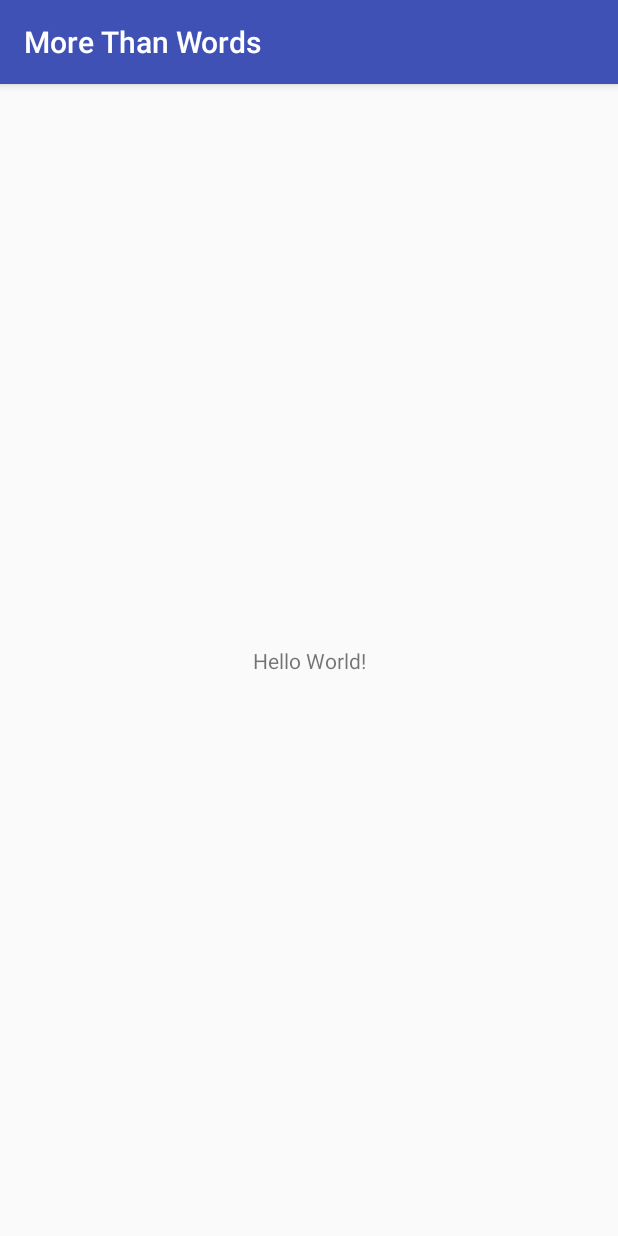
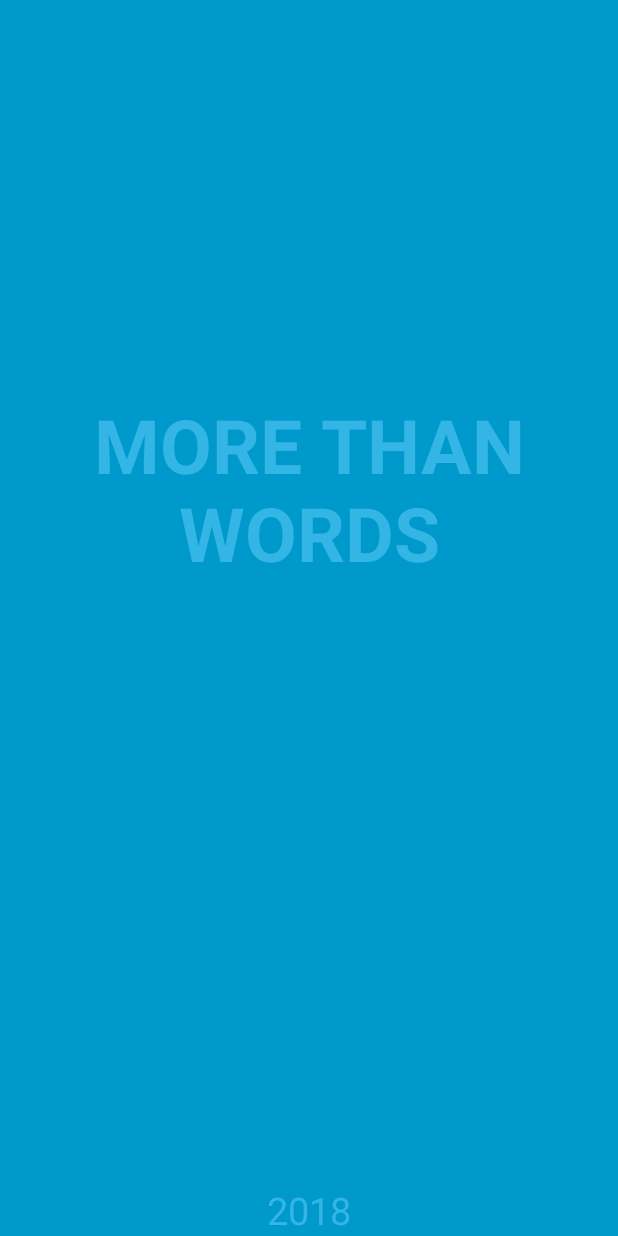
Before and after one commit to john-bartu/flashcards-biology, an Android app: the screen it shows after launch (MenuActivity), on a phone screen of 412 x 824 dp. Run offline under Robolectric (Android 15) with nearby library versions, the light colour scheme and no system bars.

Commit message:
Application Theme Set Up Main Activity

```diff
--- a/app/src/main/AndroidManifest.xml
+++ b/app/src/main/AndroidManifest.xml
@@ -1,6 +1,7 @@
 <?xml version="1.0" encoding="utf-8"?>
 <manifest xmlns:android="http://schemas.android.com/apk/res/android"
     package="pl.janbartula.morethanwords">
+    android:theme="@style/AppTheme">
 
     <application
         android:allowBackup="true"
--- a/app/src/main/res/layout/activity_menu.xml
+++ b/app/src/main/res/layout/activity_menu.xml
@@ -1,18 +1,61 @@
 <?xml version="1.0" encoding="utf-8"?>
-<android.support.constraint.ConstraintLayout xmlns:android="http://schemas.android.com/apk/res/android"
-    xmlns:app="http://schemas.android.com/apk/res-auto"
+<FrameLayout xmlns:android="http://schemas.android.com/apk/res/android"
     xmlns:tools="http://schemas.android.com/tools"
+    android:id="@+id/FrameLayout"
     android:layout_width="match_parent"
     android:layout_height="match_parent"
+    android:background="@color/colorPrimaryDark"
     tools:context=".MenuActivity">
 
+    <LinearLayout
+        android:layout_width="match_parent"
+        android:layout_height="match_parent"
+        android:gravity="center"
+        android:orientation="vertical">
+
+        <TextView
+            android:id="@+id/text_header"
+            android:layout_width="match_parent"
+            android:layout_height="wrap_content"
+            android:gravity="center"
+            android:keepScreenOn="true"
+            android:text="@string/dummy_content"
+            android:textColor="#33b5e5"
+            android:textSize="50sp"
+            android:textStyle="bold" />
+
+        <Space
+            android:layout_width="match_parent"
+            android:layout_height="16dp"
+            android:layout_weight="0" />
+
+        <ScrollView
+            android:id="@+id/scrollview"
+            android:layout_width="match_parent"
+            android:layout_height="156dp">
+
+            <LinearLayout
+                android:id="@+id/buttonsholder"
+                android:layout_width="match_parent"
+                android:layout_height="wrap_content"
+                android:layout_marginLeft="20dp"
+                android:layout_marginRight="20dp"
+                android:orientation="vertical" />
+        </ScrollView>
+
+    </LinearLayout>
+
     <TextView
-        android:layout_width="wrap_content"
+        android:id="@+id/text_footer"
+        android:layout_width="match_parent"
         android:layout_height="wrap_content"
-        android:text="Hello World!"
-        app:layout_constraintBottom_toBottomOf="parent"
-        app:layout_constraintLeft_toLeftOf="parent"
-        app:layout_constraintRight_toRightOf="parent"
-        app:layout_constraintTop_toTopOf="parent" />
+        android:layout_gravity="bottom"
+        android:text="@string/footer"
+        android:textAlignment="center"
+        android:textColor="#33b5e5"
+        android:textSize="25sp" />
 
-</android.support.constraint.ConstraintLayout>
+    <!-- This FrameLayout insets its children based on system windows using
+         android:fitsSystemWindows. -->
+
+</FrameLayout>
--- a/app/src/main/res/values/colors.xml
+++ b/app/src/main/res/values/colors.xml
@@ -1,6 +1,13 @@
 <?xml version="1.0" encoding="utf-8"?>
 <resources>
-    <color name="colorPrimary">#3F51B5</color>
-    <color name="colorPrimaryDark">#303F9F</color>
+    <color name="colorPrimary">#33b5e5</color>
+    <color name="colorPrimaryDark">#0099cc</color>
     <color name="colorAccent">#FF4081</color>
+    <color name="black_overlay">#66000000</color>
+
+    <color name="cardFront">#25B1F2</color>
+    <color name="cardBack">#257BF0</color>
+
+    <color name="colorCorrect">#E62401</color>
+    <color name="colorWrong">#6AC341</color>
 </resources>
--- /dev/null
+++ b/app/src/main/res/values/integer.xml
@@ -0,0 +1,8 @@
+<?xml version="1.0" encoding="utf-8"?>
+<resources>
+    <integer name="animation_length">600</integer>
+    <integer name="animation_length_half">300</integer>
+
+
+
+</resources>
--- a/app/src/main/res/values/strings.xml
+++ b/app/src/main/res/values/strings.xml
@@ -1,3 +1,5 @@
 <resources>
     <string name="app_name">More Than Words</string>
+    <string name="dummy_content">MORE THAN\nWORDS</string>
+    <string name="footer">2018</string>
 </resources>
--- a/app/src/main/res/values/styles.xml
+++ b/app/src/main/res/values/styles.xml
@@ -1,7 +1,7 @@
 <resources>
 
     <!-- Base application theme. -->
-    <style name="AppTheme" parent="Theme.AppCompat.Light.DarkActionBar">
+    <style name="AppTheme" parent="Theme.AppCompat.Light.NoActionBar">
         <!-- Customize your theme here. -->
         <item name="colorPrimary">@color/colorPrimary</item>
         <item name="colorPrimaryDark">@color/colorPrimaryDark</item>
```
Also changed, not shown: 4 other files.
